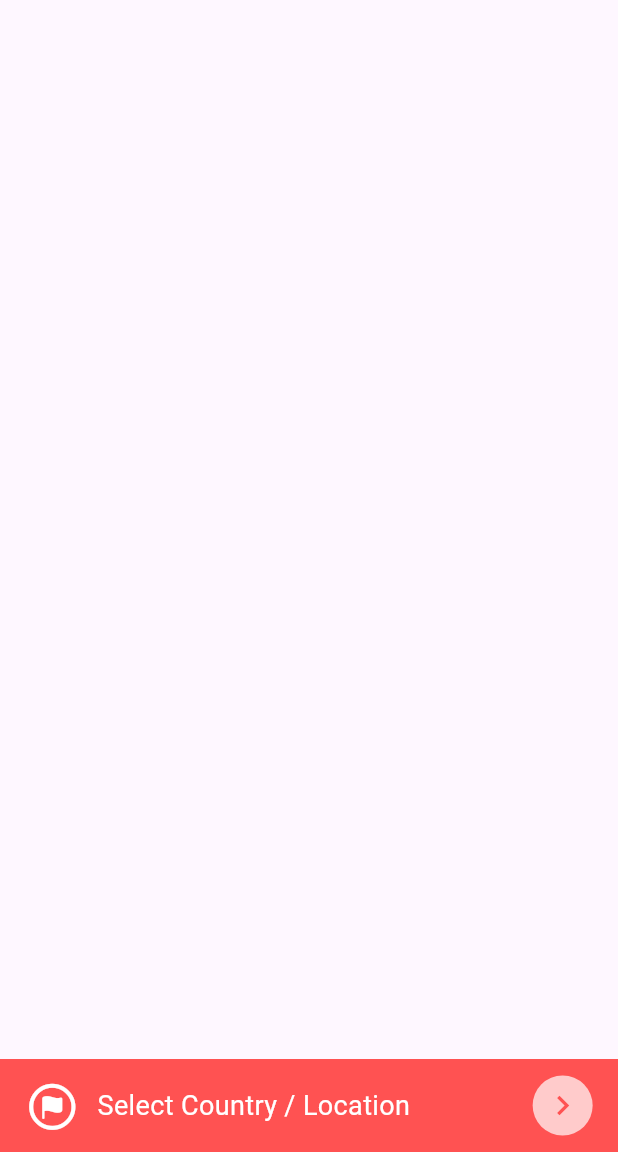
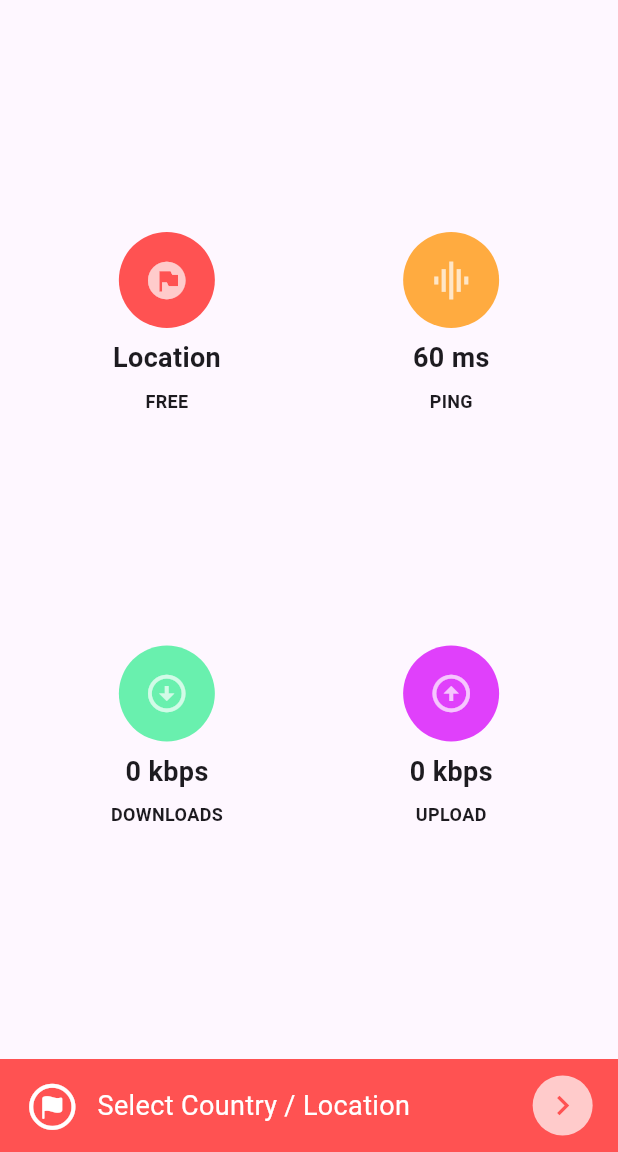
Before and after one commit to SaleemShah9266/VPN, a Flutter app: the screen it shows after launch, on a phone screen of 412 x 824 dp, the part 84-1236 px from its top. Run offline on Flutter 3.47's test engine with Material 3 defaults, Android fonts, the phone set to English and light mode, and no system bars; our stand-ins replace get, hive_flutter; accounts and stored records are empty.

Commit message:
location and ping added

```diff
--- a/lib/screens/home_screen.dart
+++ b/lib/screens/home_screen.dart
@@ -4,6 +4,7 @@ import 'package:get/get.dart';
 import 'package:get/get_core/src/get_main.dart';
 import 'package:vpn/appPreferences/preferences.dart';
 import 'package:vpn/main.dart';
+import 'package:vpn/widgets/custom_widget.dart';
 
 class HomeScreen extends StatelessWidget {
   const HomeScreen({super.key});
@@ -79,6 +80,71 @@ class HomeScreen extends StatelessWidget {
       ),
 
       bottomNavigationBar: locationSelectionBottomNavigation(context),
+      body: Column(
+        mainAxisAlignment: MainAxisAlignment.spaceEvenly,
+        children: [
+
+          /// 2 rounded widgets
+          /// location + ping
+        Row(
+          mainAxisAlignment: MainAxisAlignment.center,
+          children: [
+            CustomWidget(titleText: "Location",
+              subTitleTexts: "FREE",
+              roundWidgetWithIcon: CircleAvatar(
+                radius: 32,
+                backgroundColor: Colors.redAccent,
+                child: Icon(Icons.flag_circle,
+                  size: 30,
+                  color: Colors.white70,),
+              ),
+            ),
+
+            CustomWidget(titleText: "60 ms",
+              subTitleTexts: "PING",
+              roundWidgetWithIcon: CircleAvatar(
+                radius: 32,
+                backgroundColor: Colors.orangeAccent,
+                child: Icon(Icons.graphic_eq,
+                  size: 30,
+                  color: Colors.white70,),
+              ),
+            ),
+          ],
+        ),
+
+
+          /// 2 rounded widgets
+          /// download + ping
+          Row(
+            mainAxisAlignment: MainAxisAlignment.center,
+            children: [
+              CustomWidget(titleText: "0 kbps",
+                subTitleTexts: "DOWNLOADS",
+                roundWidgetWithIcon: CircleAvatar(
+                  radius: 32,
+                  backgroundColor: Colors.greenAccent,
+                  child: Icon(Icons.arrow_circle_down,
+                    size: 30,
+                    color: Colors.white70,),
+                ),
+              ),
+
+              CustomWidget(titleText: "0 kbps",
+                subTitleTexts: "UPLOAD",
+                roundWidgetWithIcon: CircleAvatar(
+                  radius: 32,
+                  backgroundColor: Colors.purpleAccent,
+                  child: Icon(Icons.arrow_circle_up,
+                    size: 30,
+                    color: Colors.white70,),
+                ),
+              ),
+            ],
+          ),
+
+        ],
+      ),
     );
   }
 }
--- /dev/null
+++ b/lib/widgets/custom_widget.dart
@@ -0,0 +1,44 @@
+import 'package:flutter/material.dart';
+import 'package:vpn/main.dart';
+
+class CustomWidget extends StatelessWidget {
+
+  final String titleText;
+  final String subTitleTexts;
+  final Widget roundWidgetWithIcon;
+  const CustomWidget({
+    super.key,
+    required this.titleText,
+    required this.subTitleTexts,
+    required this.roundWidgetWithIcon
+  });
+
+  @override
+  Widget build(BuildContext context) {
+    sizeScreen = MediaQuery.of(context).size;
+    return SizedBox(
+      width: sizeScreen.width * .46,
+      child: Column(
+        children: [
+          roundWidgetWithIcon,
+          SizedBox(height: 7,),
+
+          Text(titleText,style: TextStyle(
+            fontSize: 18,
+            fontWeight: FontWeight.w600,
+          ),
+          ),
+          SizedBox(height: 7,),
+          Text(subTitleTexts,style: TextStyle(
+            fontSize: 12,
+            fontWeight: FontWeight.w600,
+          ),
+          ),
+
+
+        ],
+      ),
+
+    );
+  }
+}
```
